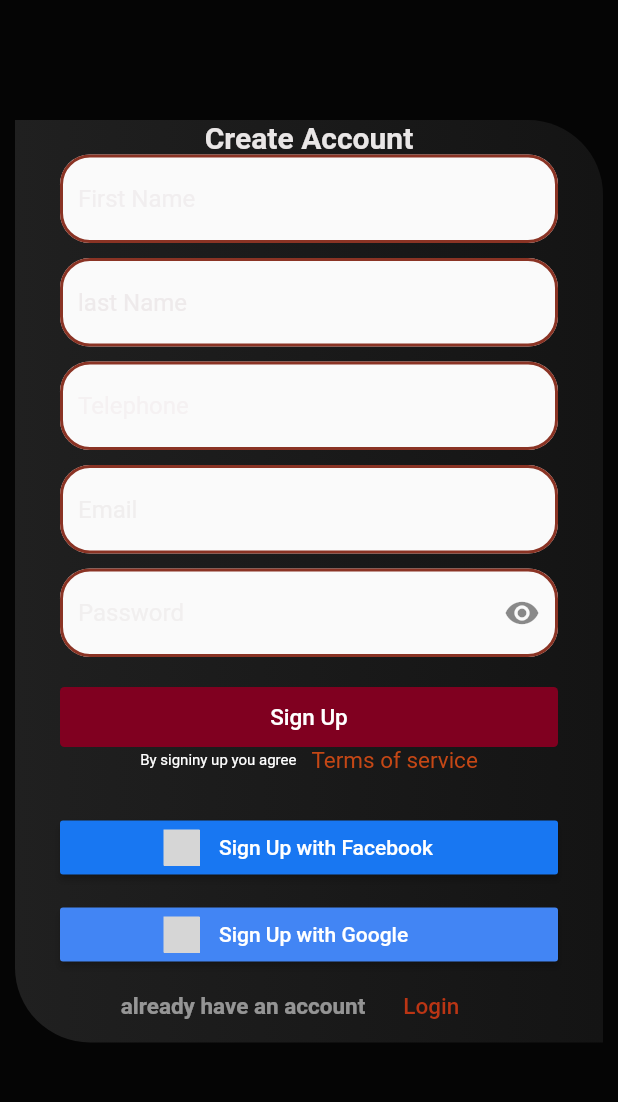
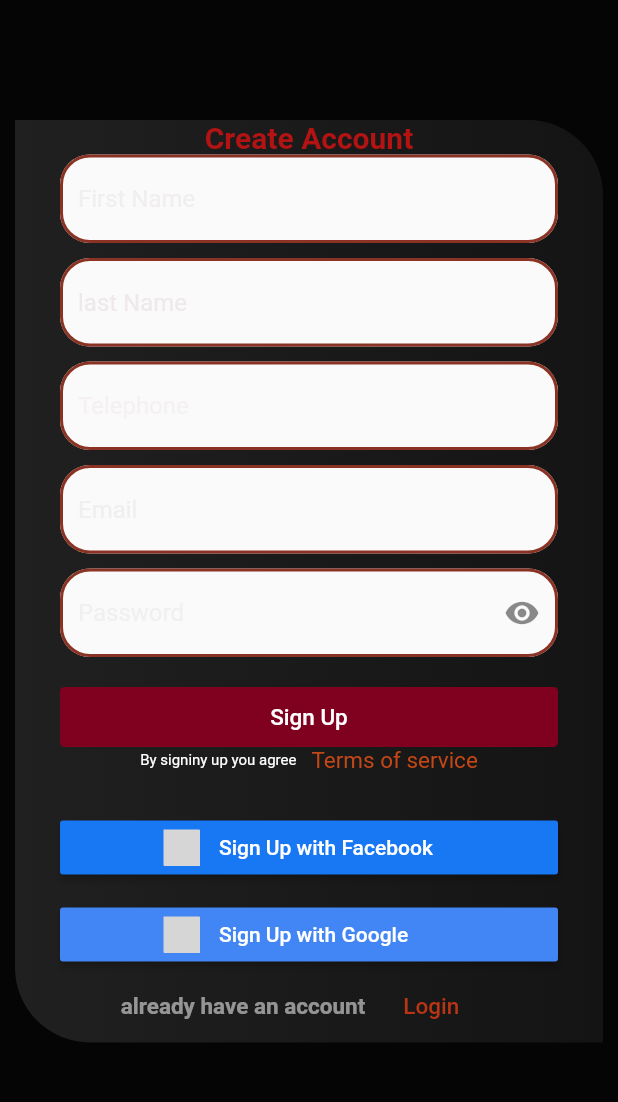
Before and after one commit to chardoo/docoradi-mobile-new, a Flutter app: the screen it shows after launch, after a tap on "Login", after a tap on "Sign Up", on a phone screen of 412 x 824 dp, the part 84-1186 px from its top. Run offline on Flutter 3.47's test engine with Material 2 defaults, Android fonts, the phone set to English and light mode, and no system bars; our stand-ins replace dio, file_picker, firebase_storage, flutter_signin_button, font_awesome_flutter, get and 3 more; missing offline and left inert: avatars, gcloud, googleapis; accounts and stored records are empty; network calls fail; Roboto replaces fonts that are missing (Raleway); project files that could hold a hidden picture were left out; grey boxes are pictures that could not be loaded.

Commit message:
solving overflow

```diff
--- a/lib/screens/Home.dart
+++ b/lib/screens/Home.dart
@@ -179,17 +179,32 @@ class _Home extends State<Home> with AutomaticKeepAliveClientMixin<Home> {
           body: TabBarView(
             children: [
               Container(
-                child: loading
-                    ? const CircularProgressIndicator(
-                        color: Colors.white,
+                child: vieelead.recentsdoc.isEmpty
+                    ? Container(
+                        margin: EdgeInsets.only(left: 80, right: 40, top: 100),
+                        child: Text("No document found ",
+                            style: TextStyle(
+                                color: Color.fromARGB(255, 221, 217, 217))),
                       )
                     : recentDocs(context, vieelead.recentsdoc),
               ),
               Container(
-                child: viewLaterList(context, vieelead.docs),
+                child: vieelead.docs.isEmpty
+                    ? Container(
+                        margin: EdgeInsets.only(left: 80, right: 40, top: 100),
+                        child: Text("No document to be viewed later ",
+                            style: TextStyle(
+                                color: Color.fromARGB(255, 221, 217, 217))),
+                      )  :viewLaterList(context, vieelead.docs),
               ),
               Container(
-                child: personalUploads(context, personalDoc),
+                child:personalDoc.isEmpty
+                    ? Container(
+                        margin: EdgeInsets.only(left: 30, right: 40, top: 100),
+                        child: Text("No personal document available upload Now ",
+                            style: TextStyle(
+                                color: Color.fromARGB(255, 221, 217, 217))),
+                      )  : personalUploads(context, personalDoc),
               )
             ],
           ),
@@ -625,13 +640,11 @@ class _Home extends State<Home> with AutomaticKeepAliveClientMixin<Home> {
                   style: theme.textTheme.caption,
                 ),
                 onTap: () {
-
-                Navigator.push(
+                  Navigator.push(
                       context,
                       MaterialPageRoute(
                           builder: (context) =>
                               PersonalDocumentUtil(documents[index])));
-
                 },
                 trailing: SizedBox(
                     width: 96,
--- a/lib/screens/Login.dart
+++ b/lib/screens/Login.dart
@@ -45,18 +45,17 @@ class _LoginPage extends State<LoginPage> {
     return Scaffold(
       backgroundColor: const Color(0xFF800020),
       appBar: _getAppBar(),
-      body: playGame(),
+      body: mainPage(context),
     );
   }
 
-  Widget playGame() {
+  Widget mainPage(context) {
     return SafeArea(
       child: Scaffold(
         backgroundColor: const Color.fromARGB(255, 15, 14, 15),
         body: ListView(
           children: [
             Container(
-              height: MediaQuery.of(context).size.height - 35,
               child: Column(
                 mainAxisAlignment: MainAxisAlignment.spaceBetween,
                 children: [
@@ -83,7 +82,7 @@ class _LoginPage extends State<LoginPage> {
                                 'Login ',
                                 textAlign: TextAlign.center,
                                 style: TextStyle(
-                                    color: Color.fromARGB(255, 240, 238, 238),
+                                    color: Color.fromARGB(255, 163, 8, 8),
                                     fontWeight: FontWeight.bold,
                                     fontSize: 20,
                                     fontFamily: 'Raleway'),
@@ -94,7 +93,7 @@ class _LoginPage extends State<LoginPage> {
                                 child: Column(
                                   children: [
                                     TextFormField(
-                                       decoration: const InputDecoration(
+                                      decoration: const InputDecoration(
                                           enabledBorder: OutlineInputBorder(
                                               borderRadius: BorderRadius.all(
                                                   Radius.circular(20)),
@@ -127,7 +126,7 @@ class _LoginPage extends State<LoginPage> {
                                       height: 10,
                                     ),
                                     TextFormField(
-                                     obscureText: true,
+                                      obscureText: true,
                                       decoration: const InputDecoration(
                                           enabledBorder: OutlineInputBorder(
                                               borderRadius: BorderRadius.all(
@@ -168,7 +167,8 @@ class _LoginPage extends State<LoginPage> {
                                         Text(
                                           "Forget Password",
                                           style: TextStyle(
-                                            color: Color.fromARGB(255, 246, 247, 248),
+                                            color: Color.fromARGB(
+                                                255, 246, 247, 248),
                                             fontSize: 15,
                                           ),
                                         ),
@@ -200,8 +200,8 @@ class _LoginPage extends State<LoginPage> {
                                                 ScaffoldMessenger.of(context)
                                                     .showSnackBar(
                                                   const SnackBar(
-                                                      content:
-                                                          Text('Loging into Office...')),
+                                                      content: Text(
+                                                          'Loging into Office...')),
                                                 );
 
                                                 login();
@@ -259,7 +259,8 @@ class _LoginPage extends State<LoginPage> {
                                         'Sign Up',
                                         textAlign: TextAlign.start,
                                         style: TextStyle(
-                                            color: Color.fromARGB(255, 199, 45, 7),
+                                            color:
+                                                Color.fromARGB(255, 199, 45, 7),
                                             fontSize: 15),
                                       ),
                                       onPressed: signUP)
--- a/lib/screens/SignUp.dart
+++ b/lib/screens/SignUp.dart
@@ -40,18 +40,17 @@ class _SignUpPage extends State<SignUpPage> {
     return Scaffold(
       backgroundColor: const Color(0xFF800020),
       appBar: _getAppBar(),
-      body: playGame(),
+      body: signUp(context),
     );
   }
 
-  Widget playGame() {
+  Widget signUp(context) {
     return SafeArea(
       child: Scaffold(
         backgroundColor: Color.fromARGB(255, 5, 5, 5),
         body: ListView(
           children: [
             Container(
-              height: MediaQuery.of(context).size.height - 35,
               child: Column(
                 mainAxisAlignment: MainAxisAlignment.spaceBetween,
                 children: [
@@ -77,7 +76,7 @@ class _SignUpPage extends State<SignUpPage> {
                                 'Create Account',
                                 textAlign: TextAlign.center,
                                 style: TextStyle(
-                                    color: Color.fromARGB(255, 233, 230, 230),
+                                    color: Color.fromARGB(255, 180, 19, 19),
                                     fontWeight: FontWeight.bold,
                                     fontSize: 20,
                                     fontFamily: 'Raleway'),
@@ -313,12 +312,13 @@ class _SignUpPage extends State<SignUpPage> {
                                     style: TextStyle(
                                         fontSize: 10, color: Colors.white),
                                   ),
-                                  SizedBox(width: 10,),
+                                  SizedBox(
+                                    width: 10,
+                                  ),
                                   Text(
                                     "Terms of service",
                                     style: TextStyle(
-                                        color:
-                                            Color.fromARGB(255, 197, 71, 21),
+                                        color: Color.fromARGB(255, 197, 71, 21),
                                         fontSize: 15),
                                   ),
                                 ],
```
